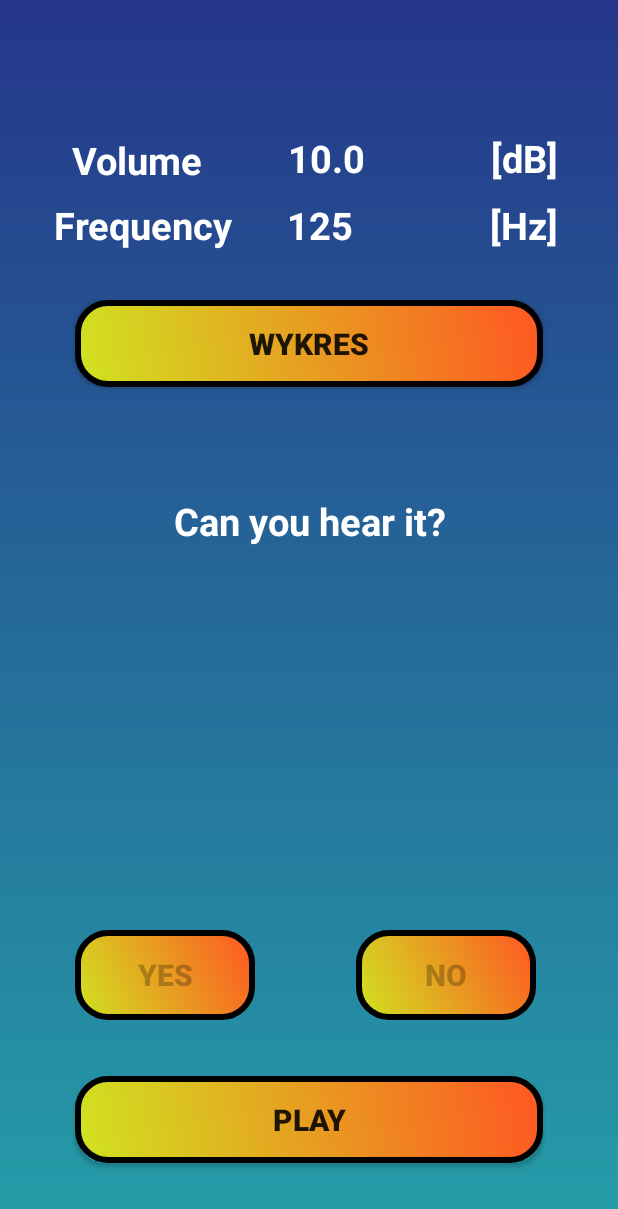
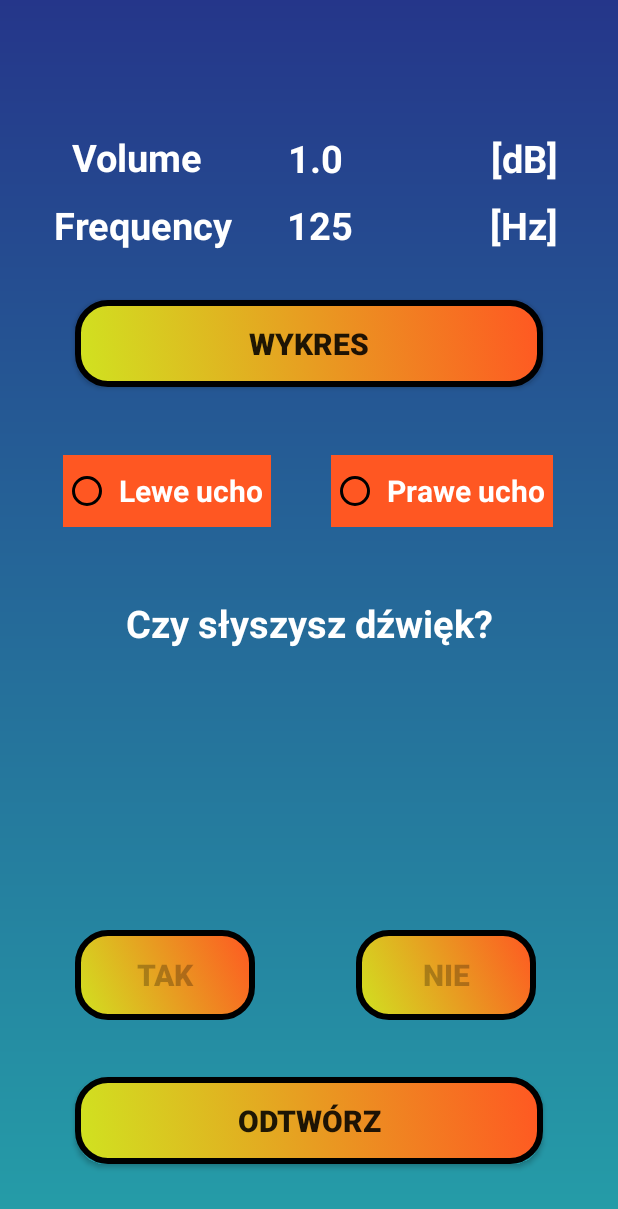
Before and after one commit to Mateusz-Gorniak/AudiogramApp, an Android app: the ExaminationActivity screen opened directly, with no data from a screen before it, on a phone screen of 412 x 824 dp. Shown: the top 1209 px of the screen. Run offline under Robolectric (Android 15) with nearby library versions, the phone set to English and light mode, and no system bars.

Commit message:
ExaminationActivity update

```diff
--- a/app/src/main/java/pl/gorniak/audiogramapp/ExaminationActivity.java
+++ b/app/src/main/java/pl/gorniak/audiogramapp/ExaminationActivity.java
@@ -7,6 +7,7 @@ import android.media.AudioTrack;
 import android.os.Bundle;
 import android.view.View;
 import android.widget.Button;
+import android.widget.RadioButton;
 import android.widget.TextView;
 
 import androidx.appcompat.app.AppCompatActivity;
@@ -21,9 +22,14 @@ public class ExaminationActivity extends AppCompatActivity {
     Button yesButton;
     Button noButton;
     Button playButton;
+    RadioButton rightbutton;
+    RadioButton leftbutbutton;
 
     int frequency = 125;
-    float volume = 10;//0-1
+    float volume = 1;//0-1
+
+    int i = 0;
+    Integer[] frequencies = { 125, 250, 500, 1000, 1500, 2000, 3000, 4000 };
 
     @Override
     protected void onCreate(Bundle savedInstanceState) {
@@ -35,6 +41,8 @@ public class ExaminationActivity extends AppCompatActivity {
         yesButton = (Button)findViewById(R.id.yes);
         noButton = (Button)findViewById(R.id.no);
         playButton = (Button)findViewById(R.id.play);
+        rightbutton = (RadioButton) findViewById(R.id.rbuttonrigth);
+        leftbutbutton = (RadioButton)findViewById(R.id.rbuttonleft);
 
         updateText();
         yesButton.setEnabled(false);
@@ -43,7 +51,7 @@ public class ExaminationActivity extends AppCompatActivity {
     }
 
     private void updateText(){
-        frequencyTextView.setText(String.valueOf(frequency));
+        frequencyTextView.setText(String.valueOf(frequencies[i]));
         volumeTextView.setText(String.valueOf(volume));
     }
     public void gotoGraph(View view) {
@@ -53,13 +61,13 @@ public class ExaminationActivity extends AppCompatActivity {
 
 
     public void onAnswerYes(View view) {
-        frequency+=100;
+        i++;
         volume=10;
         updateText();
     }
 
     public void onAnswerNo(View view) {
-        volume+=5;
+        volume+=20;
         updateText();
     }
 
@@ -70,15 +78,17 @@ public class ExaminationActivity extends AppCompatActivity {
         // tablica przechowująca próbki (short zajmuje 16 bitów)
         short sample[] = new short[numSamples];
         // tworzenie próbek
+        frequency = frequencies[i];
         for (int i = 0; i < numSamples; ++i) {
             sample[i] = (short) (volume/100 * Math.sin(2 * Math.PI * i / (SAMPLE_RATE / frequency)) *
                     Short.MAX_VALUE);
         }
         AudioTrack audioTrack = new AudioTrack(AudioManager.STREAM_MUSIC,
-                SAMPLE_RATE, AudioFormat.CHANNEL_OUT_MONO,
+                SAMPLE_RATE, AudioFormat.CHANNEL_OUT_STEREO,
                 AudioFormat.ENCODING_PCM_16BIT, sample.length * 2,
                 AudioTrack.MODE_STATIC);
         audioTrack.write(sample, 0, sample.length);
+        audioTrack.setStereoVolume(1,0);
         audioTrack.play();
         yesButton.setEnabled(true);
         noButton.setEnabled(true);
--- a/app/src/main/res/layout/activity_examination.xml
+++ b/app/src/main/res/layout/activity_examination.xml
@@ -22,9 +22,9 @@
         android:textStyle="bold"
         app:layout_constraintEnd_toEndOf="parent"
         app:layout_constraintHorizontal_bias="0.505"
-        app:layout_constraintVertical_bias="0.987"
         app:layout_constraintStart_toStartOf="parent"
         app:layout_constraintTop_toTopOf="parent"
+        app:layout_constraintVertical_bias="0.987"
         tools:ignore="MissingConstraints" />
 
     <TextView
@@ -107,10 +107,11 @@
         app:layout_constraintTop_toTopOf="parent"
         tools:ignore="MissingConstraints" />
 
+
     <TextView
         android:id="@+id/volume_text"
-        android:layout_width="98dp"
-        android:layout_height="34dp"
+        android:layout_width="119dp"
+        android:layout_height="32dp"
         android:layout_gravity="center_horizontal"
         android:layout_marginStart="48dp"
         android:layout_marginBottom="8dp"
@@ -124,8 +125,47 @@
         app:layout_constraintHorizontal_bias="0.0"
         app:layout_constraintStart_toStartOf="parent"
         app:layout_constraintTop_toTopOf="parent"
-        app:layout_constraintVertical_bias="0.982"
+        app:layout_constraintVertical_bias="0.946"
         tools:ignore="MissingConstraints" />
+
+    <RadioGroup
+        android:layout_width="386dp"
+        android:layout_height="107dp"
+        android:layout_marginTop="16dp"
+        android:orientation="horizontal"
+        android:gravity="center"
+        app:layout_constraintEnd_toEndOf="parent"
+        app:layout_constraintHorizontal_bias="0.48"
+        app:layout_constraintStart_toStartOf="parent"
+        app:layout_constraintTop_toBottomOf="@+id/hearSound">
+
+
+        <RadioButton
+            android:id="@+id/rbuttonleft"
+            android:layout_width="wrap_content"
+            android:layout_height="wrap_content"
+            android:background="@color/buttoncolor2"
+            android:buttonTint="@color/black"
+            android:padding="5dp"
+            android:layout_margin="20dp"
+            android:text="@string/leftear"
+            android:textColor="@color/white"
+            android:textSize="20dp"
+            android:textStyle="bold" />
+
+        <RadioButton
+            android:id="@+id/rbuttonrigth"
+            android:layout_width="wrap_content"
+            android:layout_height="wrap_content"
+            android:background="@color/buttoncolor2"
+            android:buttonTint="@color/black"
+            android:padding="5dp"
+            android:layout_margin="20dp"
+            android:text="@string/rightear"
+            android:textColor="@color/white"
+            android:textSize="20dp"
+            android:textStyle="bold" />
+    </RadioGroup>
 
     <androidx.appcompat.widget.AppCompatButton
         android:id="@+id/play"
@@ -137,7 +177,7 @@
         android:foreground="?attr/selectableItemBackgroundBorderless"
         android:onClick="onPlay"
         android:paddingVertical="15dp"
-        android:text="Play"
+        android:text="Odtwórz"
         android:textSize="20sp"
         android:textStyle="bold"
         app:layout_constraintBottom_toBottomOf="parent"
@@ -152,13 +192,14 @@
         android:layout_width="match_parent"
         android:layout_height="wrap_content"
         android:layout_gravity="center_horizontal"
-        android:layout_marginTop="72dp"
-        android:text="Can you hear it?"
+        android:layout_marginTop="140dp"
+        android:text="Czy słyszysz dźwięk?"
         android:textAlignment="center"
         android:textColor="@color/white"
         android:textSize="25sp"
         android:textStyle="bold"
         app:layout_constraintEnd_toEndOf="parent"
+        app:layout_constraintHorizontal_bias="0.0"
         app:layout_constraintStart_toStartOf="parent"
         app:layout_constraintTop_toBottomOf="@+id/hearSound"
         tools:ignore="MissingConstraints" />
@@ -173,7 +214,7 @@
         android:foreground="?attr/selectableItemBackgroundBorderless"
         android:onClick="onAnswerYes"
         android:paddingVertical="15dp"
-        android:text="Yes"
+        android:text="Tak"
         android:textSize="20sp"
         android:textStyle="bold"
         app:layout_constraintBottom_toBottomOf="parent"
@@ -190,7 +231,7 @@
         android:background="@drawable/btn_shape2"
         android:foreground="?attr/selectableItemBackgroundBorderless"
         android:onClick="onAnswerNo"
-        android:text="No"
+        android:text="Nie"
         android:textSize="20sp"
         android:textStyle="bold"
         app:layout_constraintBottom_toBottomOf="parent"
--- a/app/src/main/res/values/strings.xml
+++ b/app/src/main/res/values/strings.xml
@@ -9,6 +9,8 @@
     <string name="headphones_in">Podłącz słuchawki</string>
     <string name="start_calibration">Kalibruj</string>
     <string name="hear_sound">Słyszę dźwięk</string>
+    <string name="leftear">Lewe ucho</string>
+    <string name="rightear">Prawe ucho</string>
     <string name="audiogramgraph">Wykres Audiogram</string>
     <string name="about_calibration">Sygnałem kalibracyjnym jest ton 1kHz o amplitudzie zmieniającej się naprzemiennie w co
 5dB okresie co 1 s. </string>
```
Also changed, not shown: app/src/main/java/pl/gorniak/audiogramapp/GraphActivity.java (+30 -10 lines).
